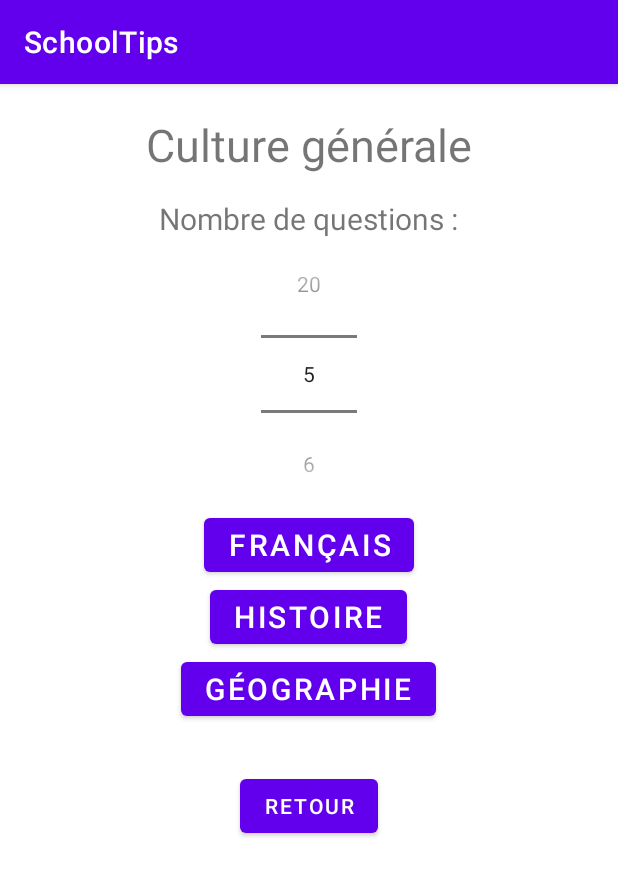
After one commit to Powerock38/SchoolTips, an Android app: the CultureParamActivity screen opened directly, with no data from a screen before it, on a phone screen of 412 x 824 dp. The commit adds this screen. Shown: the top 876 px of the screen. Run offline under Robolectric (Android 15) with nearby library versions, the phone set to English and light mode, and no system bars.

Commit message:
Debut de Quizz + bcp de tweaks

```diff
--- a/app/src/main/AndroidManifest.xml
+++ b/app/src/main/AndroidManifest.xml
@@ -9,7 +9,10 @@
         android:roundIcon="@mipmap/ic_launcher_round"
         android:supportsRtl="true"
         android:theme="@style/Theme.SchoolTips">
-        <activity android:name=".ResultatsActivity"></activity>
+        <activity android:name=".CultureActivity"></activity>
+        <activity android:name=".CultureParamActivity" />
+        <activity android:name=".ChoixActivity" />
+        <activity android:name=".ResultatsActivity" />
         <activity android:name=".CreerCompteActivity" />
         <activity android:name=".CalculsParamActivity" />
         <activity android:name=".CalculsActivity" />
--- /dev/null
+++ b/app/src/main/java/com/example/schooltips/CultureParamActivity.java
@@ -0,0 +1,52 @@
+package com.example.schooltips;
+
+import androidx.appcompat.app.AppCompatActivity;
+
+import android.content.Intent;
+import android.os.Bundle;
+import android.view.View;
+import android.widget.Button;
+import android.widget.NumberPicker;
+
+public class CultureParamActivity extends AppCompatActivity {
+
+    private ThemeQuizz theme = ThemeQuizz.francais;
+    private NumberPicker nbQuestions;
+
+    @Override
+    protected void onCreate(Bundle savedInstanceState) {
+        super.onCreate(savedInstanceState);
+        setContentView(R.layout.activity_culture_param);
+
+        nbQuestions = findViewById(R.id.nb_questions);
+        nbQuestions.setMinValue(5);
+        nbQuestions.setMaxValue(20);
+
+        Button back = findViewById(R.id.back);
+        back.setOnClickListener(v -> {
+            Intent intent = new Intent(CultureParamActivity.this, ChoixActivity.class);
+            startActivity(intent);
+            finish();
+        });
+    }
+
+    public void startQuizz(View v) {
+        switch (v.getId()) {
+            case R.id.theme1:
+                theme = ThemeQuizz.francais;
+                break;
+            case R.id.theme2:
+                theme = ThemeQuizz.histoire;
+                break;
+            case R.id.theme3:
+                theme = ThemeQuizz.geographie;
+                break;
+        }
+
+        Intent intent = new Intent(this, CultureActivity.class);
+        intent.putExtra(CultureActivity.NB_QUESTIONS_KEY, nbQuestions.getValue());
+        intent.putExtra(CultureActivity.THEME_KEY, theme);
+        startActivity(intent);
+        finish();
+    }
+}
--- a/app/src/main/java/com/example/schooltips/MainActivity.java
+++ b/app/src/main/java/com/example/schooltips/MainActivity.java
@@ -40,7 +40,7 @@ public class MainActivity extends AppCompatActivity {
         userView.setOnItemClickListener(new AdapterView.OnItemClickListener() {
             @Override
             public void onItemClick(AdapterView<?> parent, View view, int position, long id) {
-                Intent intent = new Intent(MainActivity.this, CalculsParamActivity.class);
+                Intent intent = new Intent(MainActivity.this, ChoixActivity.class);
                 startActivity(intent);
             }
         });
--- a/app/src/main/java/com/example/schooltips/ResultatsActivity.java
+++ b/app/src/main/java/com/example/schooltips/ResultatsActivity.java
@@ -51,7 +51,7 @@ public class ResultatsActivity extends AppCompatActivity {
         retourExos.setOnClickListener(new View.OnClickListener() {
             @Override
             public void onClick(View v) {
-                Intent intent = new Intent(ResultatsActivity.this, MainActivity.class); // TODO : changer MainActivity.class
+                Intent intent = new Intent(ResultatsActivity.this, ChoixActivity.class);
                 startActivity(intent);
                 finish();
             }
--- /dev/null
+++ b/app/src/main/res/layout/activity_culture_param.xml
@@ -0,0 +1,61 @@
+<?xml version="1.0" encoding="utf-8"?>
+<LinearLayout xmlns:android="http://schemas.android.com/apk/res/android"
+    xmlns:tools="http://schemas.android.com/tools"
+    android:layout_width="match_parent"
+    android:layout_height="match_parent"
+    android:gravity="center_horizontal"
+    android:orientation="vertical"
+    android:padding="20dp"
+    tools:context=".CultureParamActivity">
+
+    <TextView
+        android:layout_width="wrap_content"
+        android:layout_height="wrap_content"
+        android:text="@string/culture_titre"
+        android:layout_marginBottom="15dp"
+        android:textSize="30sp" />
+
+    <TextView
+        android:layout_width="wrap_content"
+        android:layout_height="wrap_content"
+        android:text="@string/nb_questions"
+        android:textSize="20sp" />
+
+    <NumberPicker
+        android:id="@+id/nb_questions"
+        android:layout_width="wrap_content"
+        android:layout_height="wrap_content" />
+
+
+    <Button
+        android:id="@+id/theme1"
+        android:layout_width="wrap_content"
+        android:layout_height="wrap_content"
+        android:text="@string/theme1"
+        android:onClick="startQuizz"
+        android:textSize="20sp" />
+
+    <Button
+        android:id="@+id/theme2"
+        android:layout_width="wrap_content"
+        android:layout_height="wrap_content"
+        android:text="@string/theme2"
+        android:onClick="startQuizz"
+        android:textSize="20sp" />
+
+    <Button
+        android:id="@+id/theme3"
+        android:layout_width="wrap_content"
+        android:layout_height="wrap_content"
+        android:text="@string/theme3"
+        android:onClick="startQuizz"
+        android:textSize="20sp" />
+
+    <Button
+        android:id="@+id/back"
+        android:layout_width="wrap_content"
+        android:layout_height="wrap_content"
+        android:text="@string/back"
+        android:layout_margin="30dp"/>
+
+</LinearLayout>
--- a/app/src/main/res/values/strings.xml
+++ b/app/src/main/res/values/strings.xml
@@ -1,15 +1,19 @@
 <resources>
     <string name="app_name">SchoolTips</string>
 
+    <string name="choose_exo">Choisis un exercice</string>
+
     <string name="interrogation">?</string>
 
-    <string name="menu">Menu</string>
+    <string name="abandon">Abandonner</string>
 
     <string name="next">Suivant</string>
 
     <string name="cest_parti">C\'est parti !</string>
 
     <string name="calculs_titre">Mathématiques</string>
+    <string name="culture_titre">Culture générale</string>
+    <string name="change_user">Changer d\'utilisateur</string>
 
     <string name="calculs">%1$d %2$s %3$d =</string>
 
@@ -33,12 +37,22 @@
 
     <string name="home">Choisi un utilisateur ou créé toi un compte</string>
 
-    <string name="enter_name">Entre ton nom</string>
-    <string name="enter_firstname">Entre ton prenom</string>
+    <string name="enter_lastname">Nom</string>
+    <string name="enter_firstname">Prénom</string>
+    <string name="error_lastname">Nom requis !</string>
+    <string name="error_firstname">Prénom requis !</string>
+
+    <string name="create_account">Créé ton compte !</string>
 
     <string name="back">Retour</string>
     <string name="valider">Valider</string>
 
     <string name="highScore">Meilleur score : %1$d</string>
 
+    <string name="nb_questions">Nombre de questions :</string>
+
+    <string name="theme1">Français</string>
+    <string name="theme2">Histoire</string>
+    <string name="theme3">Géographie</string>
+
 </resources>
```
Also changed, not shown: app/src/main/java/com/example/schooltips/Calculs.java (+13 -5 lines), app/src/main/java/com/example/schooltips/CalculsActivity.java (+11 -1 lines), app/src/main/java/com/example/schooltips/CalculsParamActivity.java (+14 -17 lines), app/src/main/java/com/example/schooltips/ChoixActivity.java (added, +38 -0 lines), app/src/main/java/com/example/schooltips/CreerCompteActivity.java (+13 -18 lines), app/src/main/java/com/example/schooltips/CultureActivity.java (added, +49 -0 lines), app/src/main/java/com/example/schooltips/Quizz.java (added, +49 -0 lines), app/src/main/java/com/example/schooltips/ThemeQuizz.java (added, +7 -0 lines), app/src/main/res/layout/activity_calculs.xml (+9 -2 lines), app/src/main/res/layout/activity_calculs_param.xml (+8 -1 lines), app/src/main/res/layout/activity_choix.xml (added, +50 -0 lines), app/src/main/res/layout/activity_creer_compte.xml (+26 -48 lines), app/src/main/res/layout/activity_culture.xml (added, +47 -0 lines).
